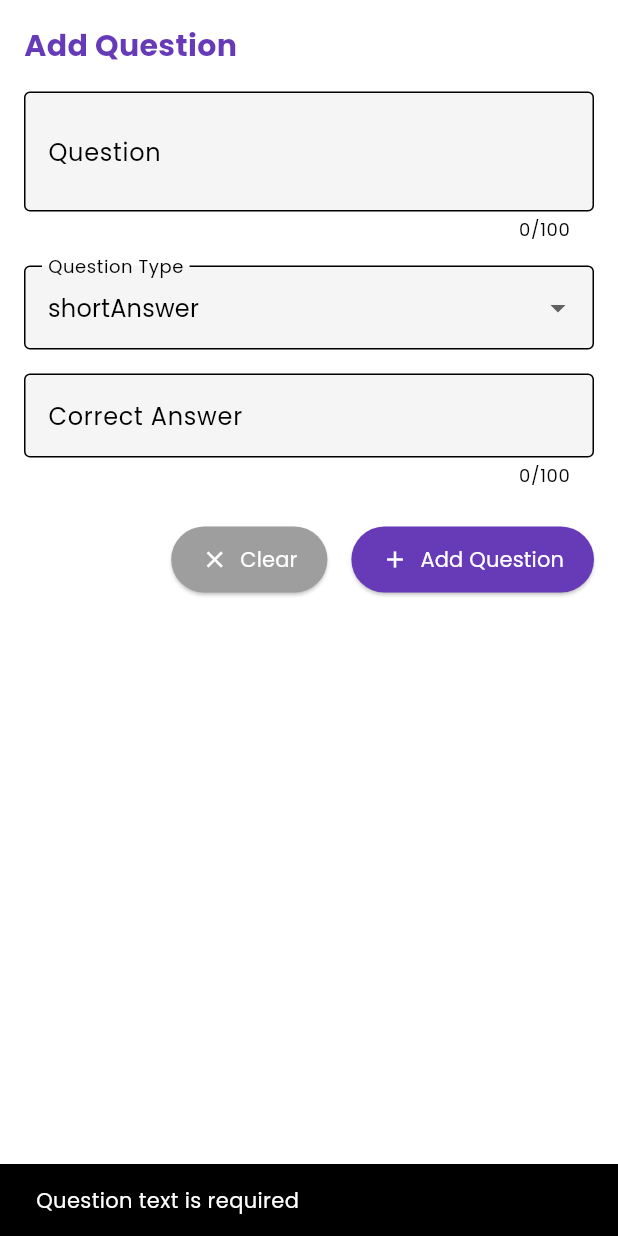
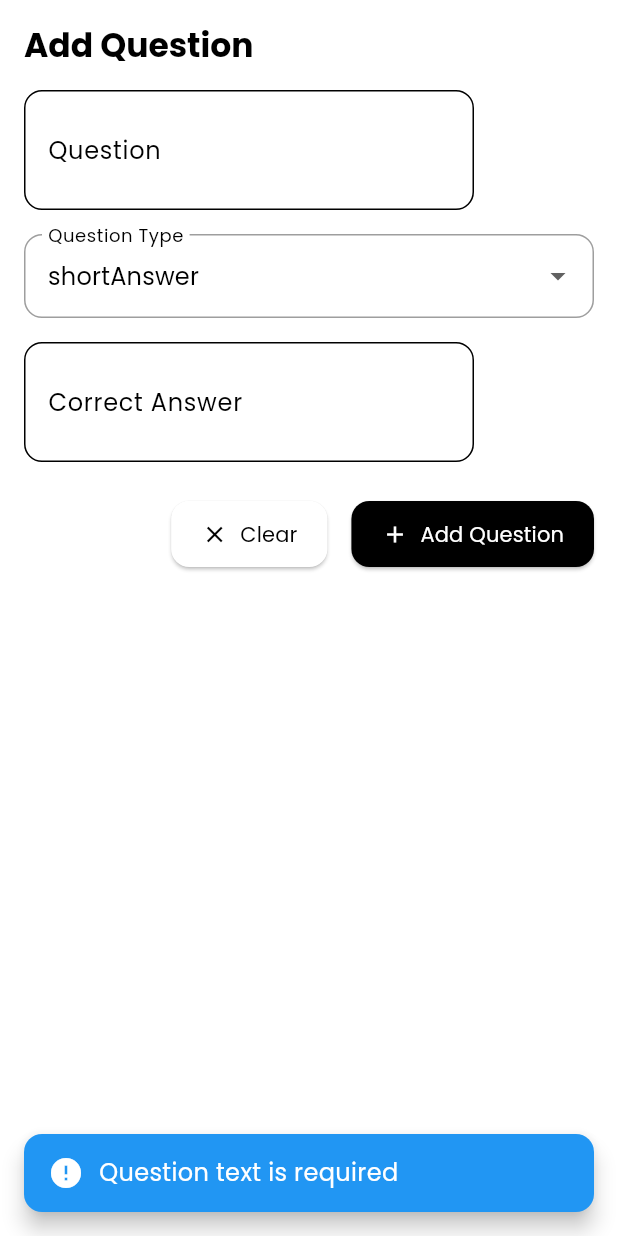
Before and after one commit to shazkun/Learnbound, a Flutter app: the QuestionForm widget shown alone on an empty page, opened directly with empty values, after a tap on "Add Question", on a phone screen of 412 x 824 dp. Run offline on Flutter 3.47's test engine with Material 3 defaults, Android fonts, the light colour scheme and no system bars; our stand-ins replace animate_do, file_picker, image_picker, just_audio, loading_animation_widget, shared_preferences and 2 more; missing offline and left inert: filepicker_windows, iconify_flutter, mailer; accounts and stored records are empty.

Commit message:
optimize ui

```diff
--- a/lib/screen/quiz/question_creator.dart
+++ b/lib/screen/quiz/question_creator.dart
@@ -1,5 +1,7 @@
 import 'package:flutter/material.dart';
 import 'package:learnbound/models/question.dart';
+import 'package:learnbound/util/design/colors.dart';
+import 'package:learnbound/util/design/snackbar.dart';
 
 class QuestionForm extends StatefulWidget {
   final Function(Question) onAddOrUpdate;
@@ -19,25 +21,35 @@ class QuestionForm extends StatefulWidget {
   _QuestionFormState createState() => _QuestionFormState();
 }
 
-class _QuestionFormState extends State<QuestionForm> {
+class _QuestionFormState extends State<QuestionForm>
+    with SingleTickerProviderStateMixin {
   final TextEditingController _questionController = TextEditingController();
   final TextEditingController _answerController = TextEditingController();
   List<TextEditingController> _optionControllers =
       List.generate(4, (_) => TextEditingController());
-  List<bool> _correctOptions =
-      List<bool>.from([false, false, false, false]); // Growable list
+  List<bool> _correctOptions = List<bool>.filled(4, false);
   int? editingIndex;
   QuestionType _selectedType = QuestionType.shortAnswer;
+  late AnimationController _animationController;
+  late Animation<double> _fadeAnimation;
 
   @override
   void initState() {
     super.initState();
+    _animationController = AnimationController(
+      duration: const Duration(milliseconds: 300),
+      vsync: this,
+    );
+    _fadeAnimation = CurvedAnimation(
+      parent: _animationController,
+      curve: Curves.easeInOut,
+    );
+    _animationController.forward();
+
     if (widget.questionToEdit != null) {
       _questionController.text = widget.questionToEdit!.text;
       _selectedType = widget.questionToEdit!.type;
       _answerController.text = widget.questionToEdit!.correctAnswer;
-
-      // Initialize options based on question to edit
       int optionCount = widget.questionToEdit!.options.length > 4
           ? widget.questionToEdit!.options.length
           : 4;
@@ -49,55 +61,53 @@ class _QuestionFormState extends State<QuestionForm> {
               : '',
         ),
       );
-      _correctOptions = List<bool>.from(
-        List.generate(
+      _correctOptions = List.generate(
         optionCount,
         (i) => i < widget.questionToEdit!.options.length
             ? widget.questionToEdit!.options[i].isCorrect
             : false,
-        ),
       );
     }
   }
 
   @override
   void dispose() {
+    _animationController.dispose();
     _questionController.dispose();
     _answerController.dispose();
-    _optionControllers.forEach((c) => c.dispose());
+    for (var controller in _optionControllers) {
+      controller.dispose();
+    }
     super.dispose();
   }
 
-  void addOption() {
+  void _addOption() {
     setState(() {
       _optionControllers.add(TextEditingController());
       _correctOptions.add(false);
+      _animationController.forward(from: 0);
     });
   }
 
-  void deleteOption(int index) {
-    if (_optionControllers.length <= 2)
-      return; // Prevent deleting below 2 options
+  void _deleteOption(int index) {
+    if (_optionControllers.length <= 2) return;
     setState(() {
       _optionControllers[index].dispose();
       _optionControllers.removeAt(index);
       _correctOptions.removeAt(index);
+      _animationController.forward(from: 0);
     });
   }
 
-  void addOrUpdateQuestion() {
+  void _addOrUpdateQuestion() {
     if (_questionController.text.isEmpty) {
-      ScaffoldMessenger.of(context).showSnackBar(
-        SnackBar(content: Text('Question text is required')),
-      );
+      _showSnackBar('Question text is required', false);
       return;
     }
 
     if (_selectedType == QuestionType.shortAnswer &&
         _answerController.text.isEmpty) {
-      ScaffoldMessenger.of(context).showSnackBar(
-        SnackBar(content: Text('Correct answer is required for short answer')),
-      );
+      _showSnackBar('Correct answer is required for short answer', false);
       return;
     }
 
@@ -106,25 +116,17 @@ class _QuestionFormState extends State<QuestionForm> {
           _optionControllers.where((c) => c.text.isNotEmpty).length;
       int correctCount = _correctOptions.where((c) => c).length;
       if (optionCount < 2) {
-        ScaffoldMessenger.of(context).showSnackBar(
-          SnackBar(content: Text('Please provide at least 2 options')),
-        );
+        _showSnackBar('Please provide at least 2 options', false);
         return;
       }
       if (_selectedType == QuestionType.selectMultiple && correctCount < 2) {
-        ScaffoldMessenger.of(context).showSnackBar(
-          SnackBar(
-              content: Text(
-                  'Select at least 2 correct answers for select multiple')),
-        );
+        _showSnackBar(
+            'Select at least 2 correct answers for select multiple', false);
         return;
       }
       if (_selectedType == QuestionType.multipleChoice && correctCount != 1) {
-        ScaffoldMessenger.of(context).showSnackBar(
-          SnackBar(
-              content: Text(
-                  'Select exactly one correct answer for multiple choice')),
-        );
+        _showSnackBar(
+            'Select exactly one correct answer for multiple choice', false);
         return;
       }
     }
@@ -152,100 +154,98 @@ class _QuestionFormState extends State<QuestionForm> {
 
     widget.onAddOrUpdate(question);
     if (widget.questionToEdit != null) {
-      Navigator.pop(context); // Close dialog if editing
+      Navigator.pop(context);
     } else {
-      clearForm();
+      _clearForm();
     }
   }
 
-  void clearForm() {
+  void _clearForm() {
     setState(() {
       _questionController.clear();
       _answerController.clear();
       _optionControllers = List.generate(4, (_) => TextEditingController());
-      _correctOptions = List<bool>.from([false, false, false, false]);
+      _correctOptions = List<bool>.filled(4, false);
       _selectedType = QuestionType.shortAnswer;
       editingIndex = null;
+      _animationController.forward(from: 0);
     });
   }
 
-  void editQuestion(int index) {
-    setState(() {
-      editingIndex = index;
-      _questionController.text = widget.questions[index].text;
-      _selectedType = widget.questions[index].type;
-      _answerController.text = widget.questions[index].correctAnswer;
-
-      // Initialize options for editing
-      int optionCount = widget.questions[index].options.length > 4
-          ? widget.questions[index].options.length
-          : 4;
-      _optionControllers = List.generate(
-        optionCount,
-        (i) => TextEditingController(
-          text: i < widget.questions[index].options.length
-              ? widget.questions[index].options[i].text
-              : '',
-        ),
-      );
-      _correctOptions = List<bool>.from(
-        List.generate(
-          optionCount,
-          (i) => i < widget.questions[index].options.length
-              ? widget.questions[index].options[i].isCorrect
-              : false,
-        ),
-      );
-    });
-    widget.onEdit(index);
+  void _showSnackBar(String message, bool isSuccess) {
+    CustomSnackBar.show(context, message,
+        isSuccess: isSuccess, backgroundColor: AppColors.info);
   }
 
   @override
   Widget build(BuildContext context) {
     return SingleChildScrollView(
+      child: FadeTransition(
+        opacity: _fadeAnimation,
         child: Padding(
-        padding: EdgeInsets.all(16.0),
+          padding: const EdgeInsets.all(16.0),
           child: Column(
             crossAxisAlignment: CrossAxisAlignment.start,
             children: [
               Text(
-              widget.questionToEdit != null ? 'Edit Question' : 'Add Question',
-              style: TextStyle(
-                fontSize: 20,
+                widget.questionToEdit != null
+                    ? 'Edit Question'
+                    : 'Add Question',
+                style: Theme.of(context).textTheme.titleLarge?.copyWith(
+                      color: Theme.of(context).colorScheme.primary,
                       fontWeight: FontWeight.bold,
-                color: Colors.deepPurple,
                     ),
               ),
-            SizedBox(height: 16),
-            TextField(
-              maxLength: 100,
+              const SizedBox(height: 16),
+              SizedBox(
+                width: 300, // Adjust width to control characters per line
+                child: TextField(
                   controller: _questionController,
                   decoration: InputDecoration(
                     labelText: 'Question',
-                border: OutlineInputBorder(),
+                    border: OutlineInputBorder(
+                      borderRadius: BorderRadius.circular(12),
+                    ),
                     filled: true,
-                fillColor: Colors.grey[100],
+                    fillColor: Theme.of(context).colorScheme.surfaceContainer,
+                    counterText: '',
                   ),
                   maxLines: 2,
+                  maxLength: 100, // total characters allowed
+                  keyboardType: TextInputType.multiline,
+                  textInputAction: TextInputAction.newline,
                 ),
-            SizedBox(height: 16),
+              ),
+              const SizedBox(height: 16),
               DropdownButtonFormField<QuestionType>(
                 value: _selectedType,
                 isExpanded: true,
                 decoration: InputDecoration(
                   labelText: 'Question Type',
-                border: OutlineInputBorder(),
+                  border: OutlineInputBorder(
+                    borderRadius: BorderRadius.circular(12), // ← rounder edges
+                  ),
                   filled: true,
-                fillColor: Colors.grey[100],
+                  fillColor: Theme.of(context).colorScheme.surfaceContainer,
+                  enabledBorder: OutlineInputBorder(
+                    borderRadius:
+                        BorderRadius.circular(12), // ← apply to enabled state
+                    borderSide: BorderSide(color: Colors.grey),
+                  ),
+                  focusedBorder: OutlineInputBorder(
+                    borderRadius:
+                        BorderRadius.circular(12), // ← apply to focused state
+                    borderSide: BorderSide(
+                        color: Theme.of(context).colorScheme.primary, width: 1),
+                  ),
                 ),
                 items: QuestionType.values
                     .map((type) => DropdownMenuItem(
                           value: type,
-                        child: Text(type
-                            .toString()
-                            .split('.')
-                            .last
-                            .replaceAll('selectMultiple', 'Select Multiple')),
+                          child: Text(
+                            type.toString().split('.').last.replaceAll(
+                                'selectMultiple', 'Select Multiple'),
+                          ),
                         ))
                     .toList(),
                 onChanged: (value) {
@@ -253,37 +253,45 @@ class _QuestionFormState extends State<QuestionForm> {
                     _selectedType = value!;
                     _optionControllers =
                         List.generate(4, (_) => TextEditingController());
-                  _correctOptions =
-                      List<bool>.from([false, false, false, false]);
+                    _correctOptions = List<bool>.filled(4, false);
+                    _animationController.forward(from: 0);
                   });
                 },
               ),
-            SizedBox(height: 16),
+              const SizedBox(height: 16),
               if (_selectedType == QuestionType.shortAnswer)
-              TextField(
-                maxLength: 100,
+                SizedBox(
+                  width: 300, // Adjust width to control characters per line
+                  child: TextField(
                     controller: _answerController,
                     decoration: InputDecoration(
                       labelText: 'Correct Answer',
-                  border: OutlineInputBorder(),
+                      border: OutlineInputBorder(
+                        borderRadius: BorderRadius.circular(12),
+                      ),
                       filled: true,
-                  fillColor: Colors.grey[100],
+                      fillColor: Theme.of(context).colorScheme.surfaceContainer,
+                      counterText: '',
+                    ),
+                    maxLines: 2,
+                    maxLength: 100, // total characters allowed
+                    keyboardType: TextInputType.multiline,
+                    textInputAction: TextInputAction.newline,
                   ),
                 ),
               if (_selectedType != QuestionType.shortAnswer) ...[
                 Text(
                   'Options (at least 2 required)',
-                style: TextStyle(
-                  fontSize: 16,
+                  style: Theme.of(context).textTheme.titleMedium?.copyWith(
+                        color: Theme.of(context).colorScheme.primary,
                         fontWeight: FontWeight.w600,
-                  color: Colors.deepPurple,
                       ),
                 ),
-              SizedBox(height: 8),
+                const SizedBox(height: 8),
                 ...List.generate(
                   _optionControllers.length,
                   (index) => Padding(
-                  padding: EdgeInsets.only(top: 8.0),
+                    padding: const EdgeInsets.only(top: 8.0),
                     child: Row(
                       children: [
                         Expanded(
@@ -291,13 +299,16 @@ class _QuestionFormState extends State<QuestionForm> {
                             controller: _optionControllers[index],
                             decoration: InputDecoration(
                               labelText: 'Option ${index + 1}',
-                            border: OutlineInputBorder(),
+                              border: OutlineInputBorder(
+                                  borderRadius: BorderRadius.circular(12)),
                               filled: true,
-                            fillColor: Colors.grey[100],
+                              fillColor: Theme.of(context)
+                                  .colorScheme
+                                  .surfaceContainer,
                             ),
                           ),
                         ),
-                      SizedBox(width: 8),
+                        const SizedBox(width: 8),
                         Checkbox(
                           value: _correctOptions[index],
                           onChanged: (value) {
@@ -310,11 +321,14 @@ class _QuestionFormState extends State<QuestionForm> {
                           icon: Icon(
                             Icons.delete,
                             color: _optionControllers.length > 2
-                              ? Colors.red
-                              : Colors.grey,
+                                ? Theme.of(context).colorScheme.error
+                                : Theme.of(context)
+                                    .colorScheme
+                                    .onSurface
+                                    .withOpacity(0.5),
                           ),
                           onPressed: _optionControllers.length > 2
-                            ? () => deleteOption(index)
+                              ? () => _deleteOption(index)
                               : null,
                           tooltip: 'Delete Option',
                         ),
@@ -322,33 +336,39 @@ class _QuestionFormState extends State<QuestionForm> {
                     ),
                   ),
                 ),
-              SizedBox(height: 8),
+                const SizedBox(height: 8),
                 Align(
                   alignment: Alignment.centerLeft,
                   child: IconButton(
-                  icon: Icon(Icons.add_circle, color: Colors.deepPurple),
-                  onPressed: addOption,
+                    icon: Icon(Icons.add_circle,
+                        color: Theme.of(context).colorScheme.primary),
+                    onPressed: _addOption,
                     tooltip: 'Add Option',
                   ),
                 ),
               ],
-            SizedBox(height: 24),
+              const SizedBox(height: 24),
               Row(
                 mainAxisAlignment: MainAxisAlignment.end,
                 children: [
                   if (widget.questionToEdit == null)
                     ElevatedButton.icon(
-                    icon: Icon(Icons.clear),
-                    label: Text('Clear'),
+                      icon: const Icon(Icons.clear),
+                      label: const Text('Clear'),
                       style: ElevatedButton.styleFrom(
-                      backgroundColor: Colors.grey,
-                      foregroundColor: Colors.white,
-                      padding:
-                          EdgeInsets.symmetric(horizontal: 20, vertical: 12),
+                        backgroundColor: Theme.of(context)
+                            .colorScheme
+                            .surfaceContainerHighest,
+                        foregroundColor:
+                            Theme.of(context).colorScheme.onSurface,
+                        shape: RoundedRectangleBorder(
+                            borderRadius: BorderRadius.circular(12)),
+                        padding: const EdgeInsets.symmetric(
+                            horizontal: 20, vertical: 12),
                       ),
-                    onPressed: clearForm,
+                      onPressed: _clearForm,
                     ),
-                SizedBox(width: 16),
+                  const SizedBox(width: 16),
                   ElevatedButton.icon(
                     icon: Icon(
                         widget.questionToEdit != null ? Icons.edit : Icons.add),
@@ -356,17 +376,21 @@ class _QuestionFormState extends State<QuestionForm> {
                         ? 'Update Question'
                         : 'Add Question'),
                     style: ElevatedButton.styleFrom(
-                    backgroundColor: Colors.deepPurple,
-                    foregroundColor: Colors.white,
-                    padding: EdgeInsets.symmetric(horizontal: 20, vertical: 12),
+                      backgroundColor: Theme.of(context).colorScheme.primary,
+                      foregroundColor: Theme.of(context).colorScheme.onPrimary,
+                      shape: RoundedRectangleBorder(
+                          borderRadius: BorderRadius.circular(12)),
+                      padding: const EdgeInsets.symmetric(
+                          horizontal: 20, vertical: 12),
                     ),
-                  onPressed: addOrUpdateQuestion,
+                    onPressed: _addOrUpdateQuestion,
                   ),
                 ],
               ),
             ],
           ),
         ),
+      ),
     );
   }
 }
```
Also changed, not shown: lib/screen/chat/logs_student.dart (+13 -9 lines), lib/screen/log_screen.dart (+13 -84 lines), lib/screen/quiz/quiz_main.dart (+6 -14 lines), 4 other files. Lines whose indentation alone changed are shown as unchanged.
